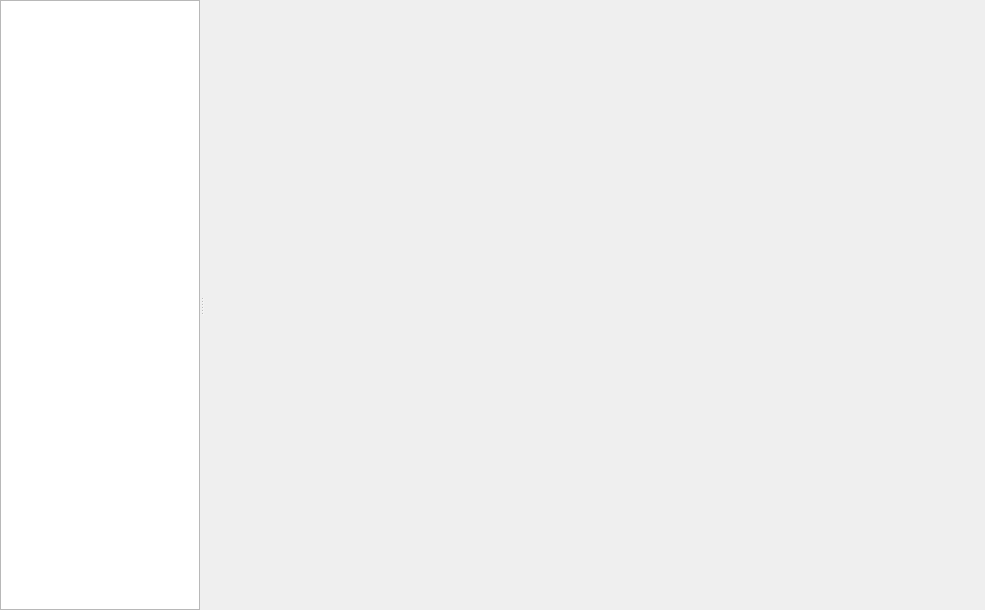
First picture: the form in ui/HomeWealth/HomeWealth.ui, repository sAkuraOfficial/HomeWealth, before the edit.
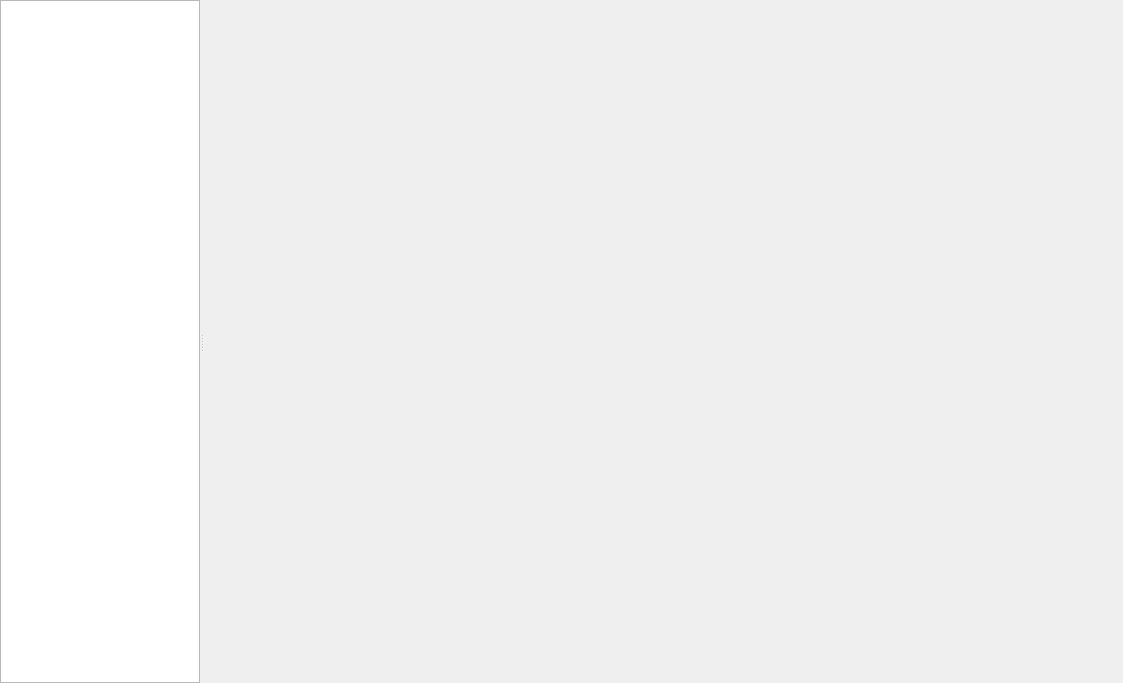
Second picture: the form after the edit. Custom widgets are drawn as their Qt base class.

What changed in the file:
```diff
--- a/ui/HomeWealth/HomeWealth.ui
+++ b/ui/HomeWealth/HomeWealth.ui
@@ -6,8 +6,8 @@
    <rect>
     <x>0</x>
     <y>0</y>
-    <width>985</width>
-    <height>610</height>
+    <width>1123</width>
+    <height>683</height>
    </rect>
   </property>
   <property name="windowTitle">
```
